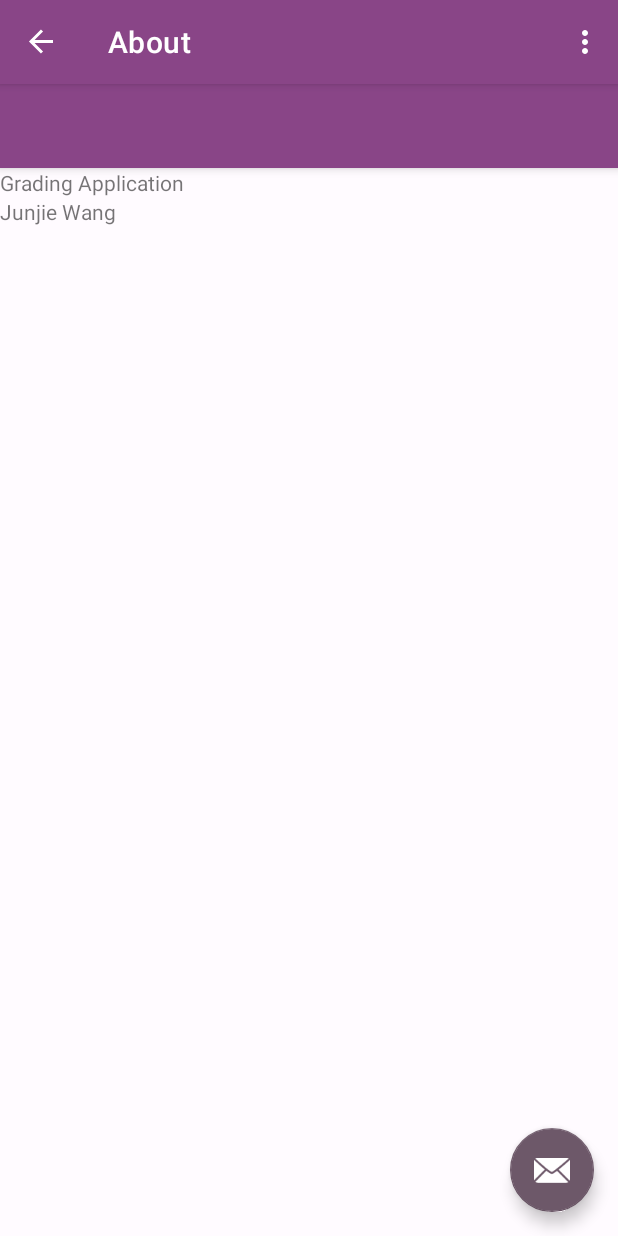
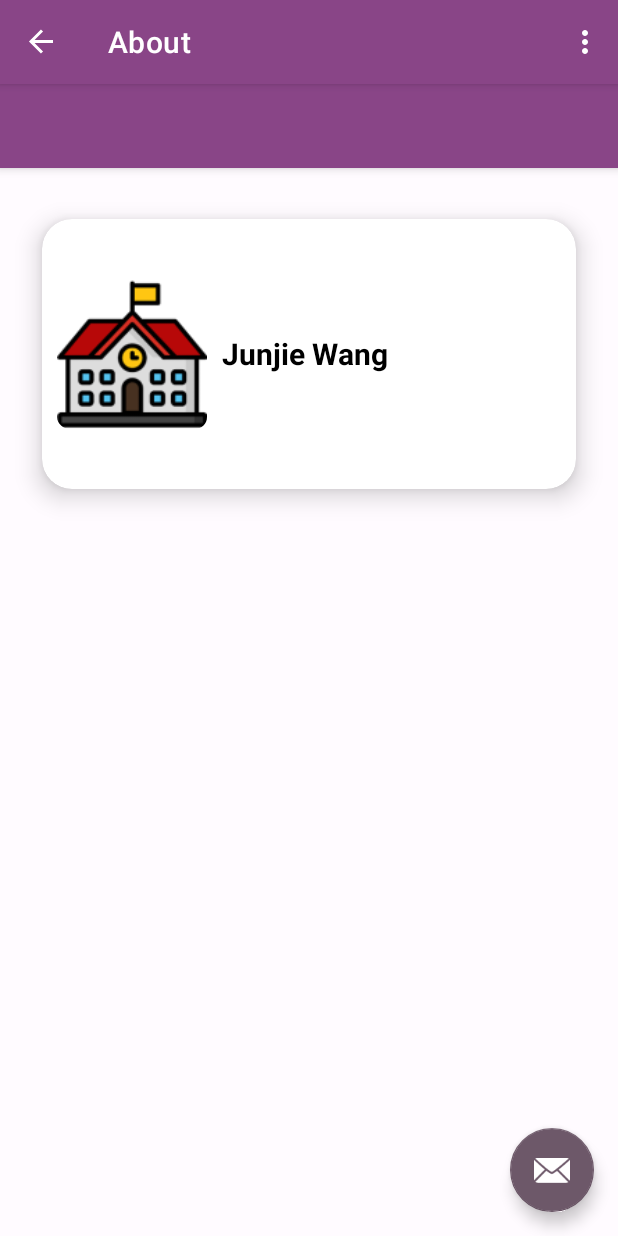
Before and after one commit to Junjie2022/androidStudioProject, an Android app: the screen it shows after launch (MainActivity), in the options menu, after a tap on "About", on a phone screen of 412 x 824 dp. Run offline under Robolectric (Android 15) with nearby library versions, the phone set to English and light mode, and no system bars; our stand-ins replace Room's generated code, Volley, navigation-ui; network calls fail; 2 statements that could not run were skipped.

Commit message:
fix bugs

```diff
--- a/app/src/main/java/info/hccis/grading/firebase/FirebaseFirestoreRepository.java
+++ b/app/src/main/java/info/hccis/grading/firebase/FirebaseFirestoreRepository.java
@@ -31,9 +31,9 @@ public class FirebaseFirestoreRepository {
         db = FirebaseFirestore.getInstance();
     }
 
-    public void add(ArrayList<GradingAssessmentTechnical> skillsAssessmentSquashTechnicalList) {
+    public void add(ArrayList<GradingAssessmentTechnical> gradingAssessmentTechnicalArrayList) {
         HashMap<String, GradingAssessmentTechnical> map = new HashMap();
-        for (GradingAssessmentTechnical current : skillsAssessmentSquashTechnicalList) {
+        for (GradingAssessmentTechnical current : gradingAssessmentTechnicalArrayList) {
             map.put("" + current.getId(), current);
         }
 
--- a/app/src/main/java/info/hccis/grading/net/ApiWatcher.java
+++ b/app/src/main/java/info/hccis/grading/net/ApiWatcher.java
@@ -14,8 +14,10 @@ import info.hccis.grading.bo.GradingWidgetUtil;
 import java.util.ArrayList;
 import java.util.List;
 import info.hccis.grading.R;
+import info.hccis.grading.broadcast.receiver.BroadcastSender;
 import info.hccis.grading.entity.GradingAssessmentContent;
 import info.hccis.grading.entity.GradingAssessmentTechnical;
+import info.hccis.grading.firebase.FirebaseFirestoreRepository;
 import info.hccis.grading.ui.gradinglist.GradingListFragment;
 import info.hccis.grading.ui.gradinglist.GradingListViewModel;
 
@@ -23,8 +25,8 @@ import info.hccis.grading.ui.gradinglist.GradingListViewModel;
  * ApiWatcher class will be used as a background thread which will monitor the api. It will notify
  * the ui activity if the number of rows changes.
  *
- * @author BJM modified by Mariana Alkabalan 20210402 remodified by BJM 20220202
- * @since 20210329
+ * @author JJ modified by Mariana Alkabalan 20210402 remodified by BJM 20220202
+ * @since 20240329
  */
 
 public class ApiWatcher extends Thread {
@@ -37,8 +39,6 @@ public class ApiWatcher extends Thread {
     public static void setSleepTime(int milliSeconds) {
         sleepTime = milliSeconds;
     }
-
-    //The activity is passed in to allow the runOnUIThread to be used.
 
     private static boolean currentlyConnected = true;
     private FragmentActivity activity = null;
@@ -90,6 +90,14 @@ public class ApiWatcher extends Thread {
                         //******************************************************************
 
                         if (!newList.equals(oldList)) {
+                          ////Set the high grade in shared preferences
+                            GradingWidgetUtil.setHighGrade(activity.getApplicationContext(),newList);
+
+                            FirebaseFirestoreRepository.getInstance().add(new ArrayList<>(newList));
+
+                            Log.d("jj data changed","old size:"+oldList.size()+" new size"+newList.size());
+                            BroadcastSender.sendCustomBroadcast(activity.getApplicationContext());
+
                             //Note:  The following line will clear/addAll rather than change the list object.
                             gradingListViewModel.setGradingArrayList(newList);
 
@@ -119,7 +127,11 @@ public class ApiWatcher extends Thread {
 
                     @Override
                     public void onError() {
-                        Log.d("BJM ApiWatcher", "onError calling api triggered");
+                        Log.d("BJM ApiWatcher", "ApiWatcher run onError calling api triggered");
+
+                        //set connected to false
+                        setConnectedToNetwork(false);
+
                         //Was not able to obtain data from the api.  In the future will
                         //load from Room database if desired.
                         //******************************************************************************************
@@ -176,7 +188,7 @@ public class ApiWatcher extends Thread {
      * @since 20220211
      */
     public void loadFromRoomIfPreferred(GradingListViewModel gradingListViewModel) {
-        Log.d("BJM room", "Check to see if should load from room");
+        Log.d("JJ room", "Check to see if should load from room");
         SharedPreferences sharedPref = PreferenceManager.getDefaultSharedPreferences(activity.getApplicationContext());
 
         boolean loadFromRoom = sharedPref.getBoolean(activity.getString(R.string.preference_load_from_room), true);
--- a/app/src/main/java/info/hccis/grading/net/RestHandler.java
+++ b/app/src/main/java/info/hccis/grading/net/RestHandler.java
@@ -28,13 +28,22 @@ import info.hccis.grading.entity.GradingAssessmentTechnical;
  */
 public class RestHandler {
     private String scheme = "http://";
-    //private String ip = SECRET.IP;
-    private String ip = "10.0.2.2"; //Anyone can access this for localhost access
-    private String port = ":8080";
-    //Note fake api doesn't have ending / and is port 80.
-    private String path = "/api/GradingAssessmentService/assessments/";
+////    //private String ip = SECRET.IP;
+//    private String ip = "10.0.2.2"; //Anyone can access this for localhost access
+//    private String port = ":8080";
+//    //Note fake api doesn't have ending / and is port 80.
+//    private String path = "/api/GradingAssessmentService/assessments/";
+////     //*******************************************************************
+//    //Settings for fake api
+//    //Note fake api doesn't have ending / and is port 80.
+//    //*******************************************************************
+    private String ip = "JJ.hccis.ca"; //Anyone can access this for localhost access
+    private String port = ":80";
+    private String path = "/api/GradingAssessmentService/assessments";
+
+
+
     private GradingAssessmentTechnical gat;
-
     private ArrayList<GradingAssessmentTechnical> gatList;
 
     public static final String TAG = "TAG_THIS";
@@ -84,8 +93,8 @@ public class RestHandler {
             @Override
             public void onErrorResponse(VolleyError error) {
                 // TODO: Handle error
-                Log.d("BJM api access Error", "Error: " + error.toString());
-                Log.d("BJM api access errro","Setting sleep time to one minute");
+                Log.d("JJ api access Error", "Error: " + error.toString());
+                Log.d("JJ api access error","Setting sleep time to one minute");
                 ApiWatcher.setSleepTime(60000);
                 callBack.onError();
             }
@@ -156,7 +165,7 @@ public class RestHandler {
                 Log.d("JJ test Error", "Error: " + error.toString());
             }
         });
-        Log.d("BJM test Request", "Request: " + jsonObjectRequest);
+        Log.d("JJ test Request", "Request: " + jsonObjectRequest);
         jsonObjectRequest.setTag(TAG);
         queue.add(jsonObjectRequest);
     }
@@ -177,7 +186,7 @@ public class RestHandler {
                     public void onResponse(JSONObject response) {
                         Gson gson = new Gson();
                         gat = gson.fromJson(response.toString(), GradingAssessmentTechnical.class);
-                        Log.d("BJM JSONObject Response", "Response: " + response.toString());
+                        Log.d("JJ JSONObject Response", "Response: " + response.toString());
                         callBack.onSuccess(gat);
                     }
                 }, new Response.ErrorListener() {
@@ -209,18 +218,18 @@ public class RestHandler {
                     public void onResponse(JSONObject response) {
                         Gson gson = new Gson();
                         gat = gson.fromJson(response.toString(), GradingAssessmentTechnical.class);
-                        Log.d("BJM postJsonRequest onResponse", "Response: " + response.toString());
+                        Log.d("JJ postJsonRequest onResponse", "Response: " + response.toString());
                         callBack.onSuccess(gat);
                     }
                 }, new Response.ErrorListener() {
             @Override
             public void onErrorResponse(VolleyError error) {
                 // TODO: Handle error
-                Log.d("BJM postJsonRequest onErrorResponse", "Error: " + error.toString());
+                Log.d("JJ postJsonRequest onErrorResponse", "Error: " + error.toString());
                 callBack.onError();
             }
         });
-        Log.d("BJM postJsonRequest end", "Request: " + jsonObjectRequest);
+        Log.d("JJ postJsonRequest end", "Request: " + jsonObjectRequest);
         jsonObjectRequest.setTag(TAG);
         queue.add(jsonObjectRequest);
     }
@@ -232,7 +241,7 @@ public class RestHandler {
         try {
             postJsonRequest(new JSONObject(gson.toJson(gat)),callBack);
         } catch (JSONException e) {
-            Log.d("BJM posting sast","Error posting sast using rest.");
+            Log.d("JJ posting sast","Error posting sast using rest.");
             throw new RuntimeException(e);
         }
     }
--- a/app/src/main/java/info/hccis/grading/notification/NotificationApplication.java
+++ b/app/src/main/java/info/hccis/grading/notification/NotificationApplication.java
@@ -35,7 +35,7 @@ public class NotificationApplication extends Application {
             }
             NotificationChannel channel1 = new NotificationChannel(
                     MEMBER_CHANNEL_ID,
-                    "Squash Chanel",
+                    "Grading Chanel",
                     NotificationManager.IMPORTANCE_HIGH
             );
             channel1.setDescription("Grading Notifications");
--- a/app/src/main/java/info/hccis/grading/notification/NotificationUtil.java
+++ b/app/src/main/java/info/hccis/grading/notification/NotificationUtil.java
@@ -19,12 +19,12 @@ public class NotificationUtil {
      * @param title
      * @param message
      * @since 20240229
-     * @author BJM
+     * @author JJ
      */
 
     public static synchronized void sendNotification(String title, String message) {
         //Channel Id is ignored on lower APIs
-        Log.d("BJM notification", "Sending a notification");
+        Log.d("JJ notification", "Sending a notification");
 
         NotificationCompat.Builder builder =
                 new NotificationCompat.Builder(NotificationApplication.getContext(), NotificationApplication.MEMBER_CHANNEL_ID)
--- a/app/src/main/java/info/hccis/grading/ui/about/AboutViewModel.java
+++ b/app/src/main/java/info/hccis/grading/ui/about/AboutViewModel.java
@@ -1,7 +1,5 @@
 package info.hccis.grading.ui.about;
 
-import androidx.lifecycle.LiveData;
-import androidx.lifecycle.MutableLiveData;
 import androidx.lifecycle.ViewModel;
 
 public class AboutViewModel extends ViewModel {
--- a/app/src/main/java/info/hccis/grading/ui/grading/GradingFragment.java
+++ b/app/src/main/java/info/hccis/grading/ui/grading/GradingFragment.java
@@ -221,7 +221,7 @@ public class GradingFragment extends Fragment {
 
     private void sendScoreMessageToWearable(String letterGrade) {
         String message = String.valueOf(letterGrade);
-        Log.d("SendMessage", "NumericGrade: " + message);
+        Log.d("SendMessage", "letterGrade: " + message);
 
         Activity activity = getActivity();
         Task<List<Node>> getConnectedNodesTask = Wearable.getNodeClient(activity).getConnectedNodes();
--- a/app/src/main/java/info/hccis/grading/ui/gradinglist/GradingListFragment.java
+++ b/app/src/main/java/info/hccis/grading/ui/gradinglist/GradingListFragment.java
@@ -76,12 +76,12 @@ public class GradingListFragment extends Fragment implements CustomerAdapterGrad
      * @param activity         - originating activity
      * @param destinationClass - class associated with the intent associated with the notification.
      */
-    public static void notifyDataChanged(String message, Activity activity, Class destinationClass) {
+    public static void notifyDataChanged (String message, Activity activity, Class destinationClass) {
         Log.d("jj", "Data changed:  " + message);
         try {
             notifyDataChanged(message);
             NotificationApplication.setContext(context);
-            NotificationUtil.sendNotification("PHall Data Update", message, activity, MainActivity.class);
+            NotificationUtil.sendNotification("Grading Data Update", message, activity, MainActivity.class);
         } catch (Exception e) {
             Log.d("jj notification", "Exception occured when notifying. " + e.getMessage());
         }
--- a/app/src/main/res/layout/fragment_about.xml
+++ b/app/src/main/res/layout/fragment_about.xml
@@ -1,20 +1,69 @@
 <?xml version="1.0" encoding="utf-8"?>
-<LinearLayout xmlns:android="http://schemas.android.com/apk/res/android"
+<androidx.constraintlayout.widget.ConstraintLayout xmlns:android="http://schemas.android.com/apk/res/android"
+    xmlns:app="http://schemas.android.com/apk/res-auto"
     xmlns:tools="http://schemas.android.com/tools"
+    android:id="@+id/linearLayout2"
     android:layout_width="match_parent"
     android:layout_height="match_parent"
-    android:orientation="vertical"
     tools:context=".ui.about.AboutFragment">
 
-    <TextView
+    <androidx.cardview.widget.CardView
         android:layout_width="match_parent"
         android:layout_height="wrap_content"
-        android:text="Grading Application" />
+        android:layout_margin="10dp"
+        app:cardBackgroundColor="@color/white"
+        app:cardCornerRadius="20dp"
+        app:cardElevation="10dp"
+        app:cardMaxElevation="12dp"
+        app:cardPreventCornerOverlap="true"
+        app:cardUseCompatPadding="true"
+        app:layout_constraintEnd_toEndOf="parent"
+        app:layout_constraintHorizontal_bias="0.0"
+        app:layout_constraintStart_toStartOf="parent"
+        app:layout_constraintTop_toTopOf="parent">
 
-    <TextView
-        android:layout_width="match_parent"
-        android:layout_height="wrap_content"
-        android:text="Junjie Wang" />
+        <!--
+        In the above cardview widget
+        cardelevation property will give elevation to your card view
+        card corner radius will provide radius to your card view
+        card background color will give background color to your card view
+        card max elevation will give the cardview maximum elevation
+        card prevent corner overlap will add padding to CardView on v20 and before to prevent intersections between the Card content and rounded corners.
+        card use compact padding will add padding in API v21+ as well to have the same measurements with previous versions.
+        below are the two widgets imageview and text view we are displaying inside our card view.
+        -->
+        <LinearLayout
+            android:layout_width="match_parent"
+            android:layout_height="match_parent"
+            android:layout_marginTop="30dp"
+            android:layout_marginBottom="30dp">
+
+            <ImageView
+                android:id="@+id/img"
+                android:layout_width="100dp"
+                android:layout_height="100dp"
+                android:layout_gravity="center"
+                android:layout_margin="10dp"
+                android:contentDescription="@string/app_name"
+                android:src="@mipmap/ic_launcher" />
+
+            <TextView
+                android:layout_width="wrap_content"
+                android:layout_height="wrap_content"
+                android:layout_gravity="center"
+                android:layout_marginTop="20dp"
+                android:layout_marginBottom="20dp"
+                android:text="@string/label_developer"
+                android:textColor="@color/black"
+                android:textSize="20sp"
+                android:textStyle="bold" />
+        </LinearLayout>
+        <!--            app:layout_constraintBottom_toBottomOf="parent"-->
+        <!--            app:layout_constraintEnd_toEndOf="parent"-->
+        <!--            app:layout_constraintStart_toStartOf="parent"-->
+        <!--            app:layout_constraintTop_toBottomOf="@+id/textViewAboutApplicationName"-->
 
 
-</LinearLayout>
+    </androidx.cardview.widget.CardView>
+
+</androidx.constraintlayout.widget.ConstraintLayout>
```
Also changed, not shown: app/src/main/java/info/hccis/grading/bo/GradingAssessmentBO.kt (+40 -16 lines), app/src/main/java/info/hccis/grading/entity/GradingAssessmentContent.java (+11 -10 lines), app/src/main/java/info/hccis/grading/entity/GradingAssessmentTechnical.java (+0 -7 lines), app/src/main/res/layout/fragment_grading.xml (+12 -12 lines), app/src/main/res/layout/fragment_home.xml (deleted, +0 -22 lines), 1 other file.
